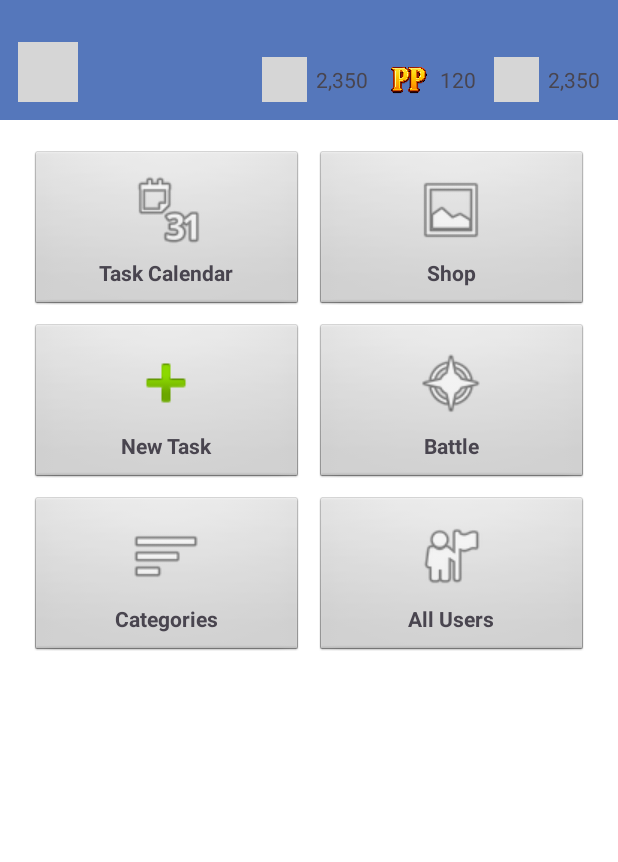
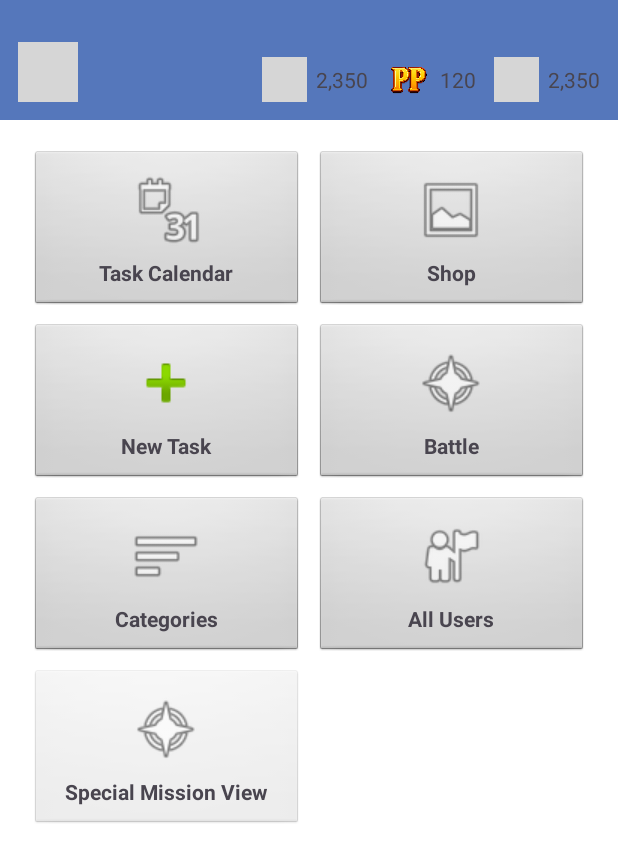
Before and after one commit to shone113/e2-ma-tim31-2025, an Android app: the MainActivity screen opened directly, with no data from a screen before it, after a tap on "Battle", on a phone screen of 412 x 824 dp. Shown: the top 862 px of the screen. Run offline under Robolectric (Android 15) with nearby library versions, the phone set to English and light mode, and no system bars; our stand-ins replace Firebase (no records; nobody signed in at launch, a user with empty details on screens opened directly), Room's generated code; 10 statements that could not run were skipped; grey boxes are pictures that could not be loaded.

Commit message:
special mission view

```diff
--- a/app/src/main/AndroidManifest.xml
+++ b/app/src/main/AndroidManifest.xml
@@ -49,6 +49,7 @@
         <activity android:name=".presentation.ui.CategoryListActivity" />
         <activity android:name=".presentation.ui.MainActivity" />
         <activity android:name=".presentation.ui.RewardActivity" />
+        <activity android:name=".presentation.ui.SpecialMissionActivity" />
         <activity
             android:name=".presentation.ui.ProfileActivity"
             android:exported="false" />
--- a/app/src/main/java/ftn/project/data/db/AppDatabase.java
+++ b/app/src/main/java/ftn/project/data/db/AppDatabase.java
@@ -85,7 +85,7 @@ public abstract class AppDatabase extends RoomDatabase {
         if (INSTANCE == null) {
             appContext = context.getApplicationContext();
             INSTANCE = Room.databaseBuilder(context.getApplicationContext(),
-                     AppDatabase.class, "habit_quest_baza31.db")
+                     AppDatabase.class, "habit_quest_baza32.db")
                     //.addMigrations(MIGRATION_1_2)
                     .addCallback(prepopulateCallback)
                     .allowMainThreadQueries()
--- a/app/src/main/java/ftn/project/domain/repositoryInterface/SpecialMissionProgressRepositoryInterface.java
+++ b/app/src/main/java/ftn/project/domain/repositoryInterface/SpecialMissionProgressRepositoryInterface.java
@@ -20,6 +20,8 @@ public interface SpecialMissionProgressRepositoryInterface {
     @Query("SELECT * FROM special_mission_progress")
     List<SpecialMissionProgress> getAll();
 
+    @Query("SELECT * FROM special_mission_progress WHERE missionId = :missionId")
+    List<SpecialMissionProgress> getAllByMission(int missionId);
     @Update
     void update(SpecialMissionProgress specialMissionProgress);
 
--- a/app/src/main/java/ftn/project/domain/repositoryInterface/TaskInstanceRepositoryInterface.java
+++ b/app/src/main/java/ftn/project/domain/repositoryInterface/TaskInstanceRepositoryInterface.java
@@ -75,7 +75,7 @@ public interface TaskInstanceRepositoryInterface {
             "INNER JOIN tasks t ON ti.taskId = t.id " +
             "WHERE t.userId = :userId " +
             "AND ti.difficultyInstance = :diff " +
-            "AND (ti.status = 'DONE' OR ti.isWithinQuota = 1) " +
+            "AND ti.status = 'DONE'" +
             "AND ti.endExecutionTime BETWEEN :start AND :end")
     int countTakenSlotsByDifficulty(int userId, String diff, LocalDateTime start, LocalDateTime end);
 
@@ -83,7 +83,7 @@ public interface TaskInstanceRepositoryInterface {
             "INNER JOIN tasks t ON ti.taskId = t.id " +
             "WHERE t.userId = :userId " +
             "AND ti.importanceInstance = :imp " +
-            "AND (ti.status = 'DONE' OR ti.isWithinQuota = 1) " +
+            "AND ti.status = 'DONE'" +
             "AND ti.endExecutionTime BETWEEN :start AND :end")
     int countTakenSlotsByImportance(int userId, String imp, LocalDateTime start, LocalDateTime end);
 
@@ -97,7 +97,13 @@ public interface TaskInstanceRepositoryInterface {
             "ORDER BY ti.startExecutionTime ASC")
     List<TaskInstance> getActiveOrUnfinishedForDayOrdered(int userId, LocalDateTime start, LocalDateTime end);
 
-    // isto možeš napraviti za nedelju i mesec (ili koristiš day parametre da računaš start/end)
+    @Query("SELECT ti.* FROM task_instances ti " +
+            "INNER JOIN tasks t ON ti.taskId = t.id " +
+            "WHERE t.userId = :userId " +
+            "AND (ti.status = 'CANCELED' OR ti.status = 'PAUSED') " +
+            "AND ti.startExecutionTime BETWEEN :start AND :end " +
+            "ORDER BY ti.startExecutionTime ASC")
+    List<TaskInstance> getCanceledOrPausedForDayOrdered(int userId, LocalDateTime start, LocalDateTime end);
 
     // Update earnedXp + flag + status
     @Query("UPDATE task_instances SET earnedXp = :xp, isWithinQuota = :withinQuota WHERE id = :id")
--- a/app/src/main/java/ftn/project/domain/repositoryInterface/UserRepositoryInterface.java
+++ b/app/src/main/java/ftn/project/domain/repositoryInterface/UserRepositoryInterface.java
@@ -24,8 +24,8 @@ public interface UserRepositoryInterface {
     @Query("SELECT * FROM User")
     List<User> getAll();
 
-    @Update
-    void update(User user);
+    //@Update
+    //void update(User user);
 
     @Query("SELECT * FROM User WHERE firebaseUid = :uid LIMIT 1")
     LiveData<User> observeByFirebaseUid(String uid);
--- a/app/src/main/java/ftn/project/domain/usecase/BattleService.java
+++ b/app/src/main/java/ftn/project/domain/usecase/BattleService.java
@@ -65,9 +65,9 @@ public class BattleService {
                     boss.setDefeated(true);
                     finishBattle(battle, boss, true);
                 }
-            } else {
+            } /*else {
                 runOnUi(() -> Toast.makeText(context, "Promašaj!", Toast.LENGTH_SHORT).show());
-            }
+            }*/
 
             if (battle.getAttacksRemaining() == 0 && !boss.isDefeated()) {
                 finishBattle(battle, boss, false);
--- a/app/src/main/java/ftn/project/domain/usecase/BattleStartService.java
+++ b/app/src/main/java/ftn/project/domain/usecase/BattleStartService.java
@@ -40,7 +40,7 @@ public class BattleStartService {
 
         // 3. Izračunaj hitChance
         LocalDate startDate = currentUser.getNewLevelTime().toLocalDate();
-        LocalDate endDate = LocalDate.of(2025, 8, 31);
+        LocalDate endDate = LocalDate.of(2025, 9, 3);
 
         LocalDate current = startDate;
         while (!current.isAfter(endDate)) {
--- a/app/src/main/java/ftn/project/presentation/ui/AuthActivity.java
+++ b/app/src/main/java/ftn/project/presentation/ui/AuthActivity.java
@@ -363,6 +363,7 @@ public class AuthActivity extends AppCompatActivity {
                 nu.setAvatarImage(getResources().getResourceEntryName(selectedAvatarResId));     // ← NOVO
                 nu.setExperiencePoints(0);         // ← NOVO (dodaj field u entitet)
                 nu.setLevel(3);
+                nu.setNewLevelTime(LocalDateTime.now());
                 db.userRepository().insert(nu);
             } else {
                 // već postoji lokalno (npr. re-instalacija): po želji sync-uj username/avatar
--- a/app/src/main/java/ftn/project/presentation/ui/BattleActivity.java
+++ b/app/src/main/java/ftn/project/presentation/ui/BattleActivity.java
@@ -6,8 +6,11 @@ import android.hardware.Sensor;
 import android.hardware.SensorEvent;
 import android.hardware.SensorEventListener;
 import android.hardware.SensorManager;
+import android.media.MediaPlayer;
 import android.os.Bundle;
 import android.util.Log;
+import android.view.animation.Animation;
+import android.view.animation.AnimationUtils;
 import android.widget.Button;
 import android.widget.ImageView;
 import android.widget.ProgressBar;
@@ -35,6 +38,8 @@ public class BattleActivity extends AppCompatActivity {
     private TextView chanceToHitText, attacksLeftText, bossTitle, userPpText, rewardCoins;
     private Button attackButton;
     private ImageView bossImageView;
+    private MediaPlayer hitSound, missSound;
+    private Animation punchAnimation;
 
     private Boss currentBoss;
     private Battle currentBattle;
@@ -116,6 +121,12 @@ public class BattleActivity extends AppCompatActivity {
                 if (hit) {
                     AppDatabase db = AppDatabase.getInstance(getApplicationContext());
 
+                    bossImageView.startAnimation(punchAnimation);
+
+                    // ZVUK
+                    if (hitSound.isPlaying()) hitSound.seekTo(0);
+                    hitSound.start();
+
                     if (specialMissionProgressService.punchByBattle(currentUser.getUserId())) {
                         SpecialMission specialMission = specialMissionProgressService.getActiveMission(currentUser.getUserId());
                         if (specialMission != null) {
@@ -132,6 +143,14 @@ public class BattleActivity extends AppCompatActivity {
                             }
                         }
                     }
+                }
+                else {
+                    Toast.makeText(BattleActivity.this, "Promašaj!", Toast.LENGTH_SHORT).show();
+
+                    // ZVUK
+                    if (missSound.isPlaying()) missSound.seekTo(0);
+                    missSound.start();
+
                 }
             }
 
@@ -191,6 +210,9 @@ public class BattleActivity extends AppCompatActivity {
         attackButton = findViewById(R.id.attackButton);
         bossImageView = findViewById(R.id.bossImage);
         rewardCoins = findViewById(R.id.rewardCoins);
+        hitSound = MediaPlayer.create(this, R.raw.hit);
+        missSound = MediaPlayer.create(this, R.raw.miss);
+        punchAnimation = AnimationUtils.loadAnimation(this, R.drawable.punch_pop);
     }
 
     private void setupUi() {
--- a/app/src/main/java/ftn/project/presentation/ui/MainActivity.java
+++ b/app/src/main/java/ftn/project/presentation/ui/MainActivity.java
@@ -16,6 +16,7 @@ import com.google.firebase.auth.FirebaseUser;
 
 import java.time.LocalDateTime;
 import java.time.temporal.ChronoUnit;
+import java.util.ArrayList;
 import java.util.List;
 import java.util.concurrent.TimeUnit;
 
@@ -31,7 +32,7 @@ import ftn.project.domain.worker.MissionEndWorker;
 
 public class MainActivity extends AppCompatActivity {
 
-    private LinearLayout btnActSpecMission;
+    private LinearLayout btnActSpecMission, btnSpecMission;
     private LinearLayout btnTaskCalendar, btnShop, btnNewTask, btnBattle, btnCategories, btnAllUsers;
 
     private void scheduleMissionEndWorker(int missionId, LocalDateTime endDate) {
@@ -68,21 +69,28 @@ public class MainActivity extends AppCompatActivity {
         btnBattle = findViewById(R.id.btnBattle);
         btnCategories = findViewById(R.id.btnCategories);
         btnAllUsers = findViewById(R.id.btnAllUsers);
+        btnSpecMission = findViewById(R.id.btnSpecMission);
 
         // --- Provera lidera i specijalne misije ---
         LoggedUserService loggedUserService = new LoggedUserService(this);
         User logged = loggedUserService.getCurrentUser();
         Alliance alliance = db.allianceRepository().getAllianceByUser(logged.getUserId());
+        int allianceCount;
+        List<SpecialMission> activeSpecialMission = new ArrayList<SpecialMission>();
+        if(alliance != null)
+        {
+            activeSpecialMission = db.specialMissionRepository().activeSpecialMissionByAlliance(alliance.getAllianceId());
+            allianceCount = db.userRepository().allianceCount(alliance.getAllianceId());
+        } else {
+            allianceCount = 0;
+        }
 
-        List<SpecialMission> activeSpecialMission =
-                db.specialMissionRepository().activeSpecialMissionByAlliance(alliance.getAllianceId());
 
-        if (logged.getUserId() == alliance.getLeaderUserId() && activeSpecialMission.isEmpty())
+        if (!activeSpecialMission.isEmpty() || alliance == null || logged.getUserId() != alliance.getLeaderUserId())
+            btnActSpecMission.setVisibility(View.GONE);
+        else if (logged.getUserId() == alliance.getLeaderUserId() && activeSpecialMission.isEmpty())
             btnActSpecMission.setVisibility(View.VISIBLE);
-        else
-            btnActSpecMission.setVisibility(View.GONE);
 
-        int allianceCount = db.userRepository().allianceCount(alliance.getAllianceId());
 
         // --- Specijalna misija ---
         btnActSpecMission.setOnClickListener(v -> {
@@ -112,6 +120,15 @@ public class MainActivity extends AppCompatActivity {
             scheduleMissionEndWorker((int) missionId, specialMission.getEndDate());
         });
 
+        SpecialMission loggedSpecialMission = db.specialMissionRepository().getActiveMissionForUser(logged.getUserId());
+        if(loggedSpecialMission != null)
+            btnSpecMission.setEnabled(true);
+        else
+            btnSpecMission.setEnabled(false);
+
+        btnSpecMission.setOnClickListener(v ->{
+            startActivity(new Intent(this, SpecialMissionActivity.class));
+        });
         // --- Ostala dugmad (otvaraju activity-je) ---
         btnTaskCalendar.setOnClickListener(v -> {
             startActivity(new Intent(this, TaskCalendarActivity.class));
--- /dev/null
+++ b/app/src/main/res/drawable/punch_pop.xml
@@ -0,0 +1,8 @@
+<scale xmlns:android="http://schemas.android.com/apk/res/android"
+    android:duration="200"
+    android:fromXScale="0.5"
+    android:toXScale="1.2"
+    android:fromYScale="0.5"
+    android:toYScale="1.2"
+    android:pivotX="50%"
+    android:pivotY="50%" />
--- a/app/src/main/res/layout/activity_main.xml
+++ b/app/src/main/res/layout/activity_main.xml
@@ -173,6 +173,27 @@
 
         <!-- Special Mission -->
         <LinearLayout
+            android:id="@+id/btnSpecMission"
+            android:orientation="vertical"
+            android:gravity="center"
+            android:background="@android:drawable/btn_default"
+            android:padding="16dp"
+            android:layout_width="0dp"
+            android:layout_height="wrap_content"
+            android:layout_columnWeight="1">
+
+            <ImageView
+                android:src="@android:drawable/ic_menu_compass"
+                android:layout_width="48dp"
+                android:layout_height="48dp" />
+            <TextView
+                android:layout_width="wrap_content"
+                android:layout_height="wrap_content"
+                android:text="Special Mission View"
+                android:textStyle="bold"
+                android:layout_marginTop="8dp" />
+        </LinearLayout>
+        <LinearLayout
             android:id="@+id/btnActSpecMission"
             android:orientation="vertical"
             android:gravity="center"
```
Also changed, not shown: app/src/main/java/ftn/project/domain/usecase/QuotaFinalizer.java (+14 -0 lines), app/src/main/java/ftn/project/domain/usecase/SpecialMissionProgressService.java (+8 -0 lines), app/src/main/java/ftn/project/presentation/ui/SpecialMissionActivity.java (added, +145 -0 lines), app/src/main/java/ftn/project/presentation/ui/TaskCalendarActivity.java (+10 -2 lines), app/src/main/res/layout/special_mission.xml (added, +339 -0 lines), 2 other files.
